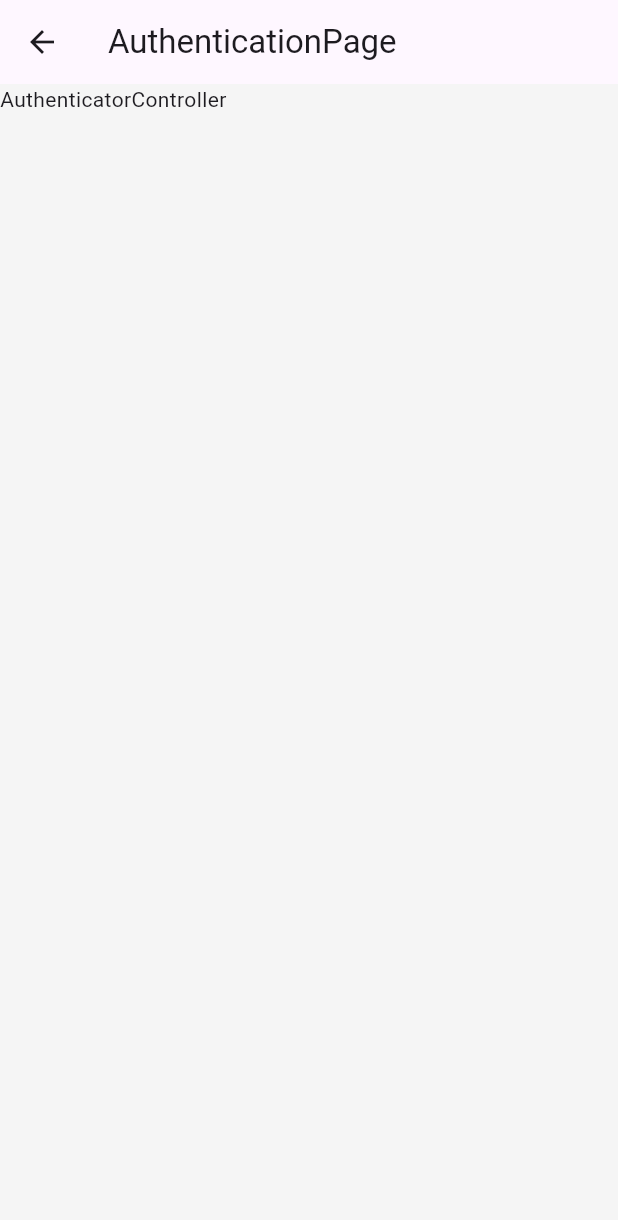
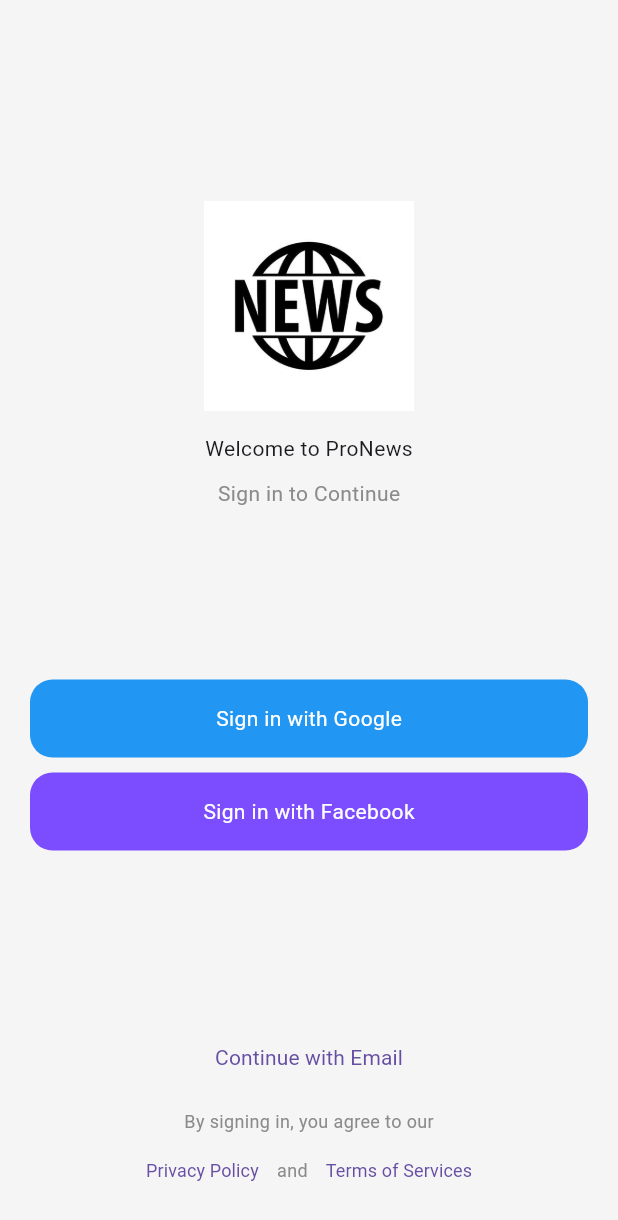
Before and after one commit to bylutass/News-App, a Flutter app: the AuthenticationPage screen opened by its route, on a phone screen of 412 x 824 dp. Shown: the top 1220 px of the screen. Run offline on Flutter 3.47's test engine with Material 3 defaults, Android fonts, the phone set to English and light mode, and no system bars; our stand-ins replace get, velocity_x; Roboto replaces fonts that are missing (Poppins-regular, Poppins-semiBold).

Commit message:
Login/Signin/HomePage
finished the design of the signin screen and added a guest login. From there, we moved to the Home page and I started designing the Home Page.

```diff
--- a/news_app/lib/controller/authentication_controller.dart
+++ b/news_app/lib/controller/authentication_controller.dart
@@ -1,9 +1,10 @@
 import 'package:get/get.dart';
+import '../res/routes/route_name.dart';
 
 class AuthenticationController extends GetxController {
   AuthenticationController();
 
-  final _obj = ''.obs;
-  set obj(value) => _obj.value = value;
-  get obj => _obj.value;
+  navigateToLogin() {
+    Get.toNamed(RouteName.login);
+  }
 }
--- /dev/null
+++ b/news_app/lib/controller/home_controller.dart
@@ -0,0 +1,18 @@
+import 'package:get/get.dart';
+
+class HomeController extends GetxController {
+  HomeController();
+
+  final _currentSelectedCategoryIndex = 0.obs;
+  get currentSelectedCategoryIndex => _currentSelectedCategoryIndex.value;
+  set currentSelectedCategoryIndex(value) =>
+      _currentSelectedCategoryIndex.value = value;
+
+  final _currentSwiperIndex = 0.obs;
+  get currentSwiperIndex => _currentSwiperIndex.value;
+  set currentSwiperIndex(value) => _currentSwiperIndex.value = value;
+
+  changeSwiperIndex(int value) {
+    currentSwiperIndex = value;
+  }
+}
--- /dev/null
+++ b/news_app/lib/controller/login_controller.dart
@@ -0,0 +1,16 @@
+import 'package:get/get.dart';
+import '../res/routes/route_name.dart';
+
+class LoginController extends GetxController {
+  LoginController();
+
+  navigateToSignup() {
+    Get.toNamed(RouteName.signup);
+  }
+
+  navigateAsGuest() {
+    Get.offAllNamed(RouteName.home);
+  }
+
+  onLoginPressed() {}
+}
--- /dev/null
+++ b/news_app/lib/controller/signup_controller.dart
@@ -0,0 +1,9 @@
+import 'package:get/get.dart';
+
+class SignupController extends GetxController {
+  SignupController();
+
+  navigateback() {
+    Get.back();
+  }
+}
--- a/news_app/lib/res/consts/colors.dart
+++ b/news_app/lib/res/consts/colors.dart
@@ -7,7 +7,7 @@ class AppColors {
       primaryButton = Color(0xff7C4DFF),
       secondaryButton = Color(0xff2196F3),
       background = Color(0xfff5f5f5),
-      white= Color(0xffffffff),
+      white = Color(0xffffffff),
       darkGrey = Color(0xffAFB4B8),
       icon = Color(0xff1f1f1f),
       sliderDot = Color(0xffAFB4B8),
--- a/news_app/lib/res/consts/consts.dart
+++ b/news_app/lib/res/consts/consts.dart
@@ -6,3 +6,4 @@ export './fonts.dart';
 export './strings.dart';
 export './styles.dart';
 export './variables.dart';
+export './colors.dart';
--- a/news_app/lib/res/consts/strings.dart
+++ b/news_app/lib/res/consts/strings.dart
@@ -12,7 +12,40 @@ class AppStrings {
       "Subscribe and get notified to all of our articles & share with your friends.";
   static const onBoardingDesc2 =
       "Bookmark, like & comment on your favorite articles and share on social media.";
-
   static String skip = "Skip";
   static String continueText = "Continue";
+
+  //authentication
+  static String welcome = "Welcome to ProNews";
+  static const signInToContinue = "Sign in to Continue";
+  static const signInGoogle = "Sign in with Google";
+  static const signInFB = "Sign in with Facebook";
+  static const dontHaveAccount = "Don't have an aaccount?";
+  static const continueWithEmail = "Continue with Email";
+  static const privacyPolicyTermsCondition = "By signing in, you agree to our";
+  static const privacyPolicy = "Privacy Policy";
+  static const termsConditions = "Terms of Services";
+
+  //Login
+  static String login = "Login";
+  static const followSimple = "Follow the simple steps";
+  static const email = "Email Address";
+  static const emailDef = "username@email.com";
+  static const password = "Password";
+  static const passwordDef = "*******";
+
+  //signup
+  static String signup = "Signup";
+  static const nameDef = "Abdullah Ulutas";
+  static const name = "Name";
+  static const alreadyHaveAccount = "Already have an account?";
+
+  static String continueAsGuest = "Continue as guest";
+
+  //home
+  static const explore = "explore";
+  static const entertainment = "entertainment";
+  static const sports = "sports";
+  static const politics = "politics";
+  static const travel = "travel";
 }
--- a/news_app/lib/res/routes/route_name.dart
+++ b/news_app/lib/res/routes/route_name.dart
@@ -1,5 +1,8 @@
 class RouteName {
   static const splash = "/",
       onboarding = "/onboarding",
-      authentication = "/authentication";
+      authentication = "/authentication",
+      login = "/login",
+      signup = "/signup",
+      home = "/home";
 }
--- a/news_app/lib/res/routes/routes.dart
+++ b/news_app/lib/res/routes/routes.dart
@@ -1,13 +1,19 @@
 import 'package:news_app/controller/authentication_controller.dart';
+import 'package:news_app/controller/home_controller.dart';
 import 'package:news_app/controller/onboarding_controller.dart';
+import 'package:news_app/controller/signup_controller.dart';
 import 'package:news_app/res/routes/route_name.dart';
 import 'package:get/get.dart';
 import 'package:news_app/views/authentication_page.dart';
+import 'package:news_app/views/home_page.dart';
+import 'package:news_app/views/login_page.dart';
 //import 'package:get/get_navigation/src/routes/get_route.dart';
 //import '../../controller/onboarding_controller.dart';
 import 'package:news_app/views/onboarding_page.dart';
+import 'package:news_app/views/signup_page.dart';
 import '../../controller/splash_controller.dart';
 import '../../views/splash_page.dart';
+import '../../controller/login_controller.dart';
 
 class AppRoutes {
   static getRoutes() => [
@@ -23,8 +29,23 @@ class AppRoutes {
         ),
         GetPage(
           name: RouteName.authentication,
-          page: () => AuthenticationPage(),
+          page: () => const AuthenticationPage(),
           binding: BindingsBuilder.put(() => AuthenticationController()),
+        ),
+        GetPage(
+          name: RouteName.login,
+          page: () => const LoginPage(),
+          binding: BindingsBuilder.put(() => LoginController()),
+        ),
+        GetPage(
+          name: RouteName.signup,
+          page: () => const SignupPage(),
+          binding: BindingsBuilder.put(() => SignupController()),
+        ),
+        GetPage(
+          name: RouteName.home,
+          page: () => const HomePage(),
+          binding: BindingsBuilder.put(() => HomeController()),
         )
       ];
 }
--- a/news_app/lib/views/authentication_page.dart
+++ b/news_app/lib/views/authentication_page.dart
@@ -1,5 +1,8 @@
-import 'package:flutter/material.dart';
+//import 'package:flutter/material.dart';
 import 'package:get/get.dart';
+//import 'package:news_app/res/consts/assets.dart';
+import 'package:news_app/res/consts/consts.dart';
+import 'package:velocity_x/velocity_x.dart';
 import '../controller/authentication_controller.dart';
 
 class AuthenticationPage extends GetView<AuthenticationController> {
@@ -8,7 +11,101 @@ class AuthenticationPage extends GetView<AuthenticationController> {
   @override
   Widget build(BuildContext context) {
     return Scaffold(
-        appBar: AppBar(title: const Text('AuthenticationPage')),
-        body: const SafeArea(child: Text('AuthenticatorController')));
+      body: Container(
+        alignment: Alignment.center,
+        padding: const EdgeInsets.all(20.0),
+        child: Column(
+          children: [
+            const Spacer(),
+            Image.asset(
+              AppAssets.logo,
+              width: 140,
+            ),
+            15.heightBox,
+            Text(
+              AppStrings.welcome,
+              style: AppStyles.semiBold(),
+            ),
+            10.heightBox,
+            Text(
+              AppStrings.signInToContinue,
+              style: AppStyles.regular(color: AppColors.secondaryText),
+            ),
+            const Spacer(),
+            VxBox(
+              child: Text(
+                AppStrings.signInGoogle,
+                style: AppStyles.regular(color: AppColors.white),
+              ),
+            )
+                .width(context.screenWidth - 20)
+                .color(AppColors.secondaryButton)
+                .padding(
+                    const EdgeInsets.symmetric(horizontal: 16, vertical: 16))
+                .rounded
+                .alignment(Alignment.center)
+                .make(),
+            10.heightBox,
+            VxBox(
+              child: Text(
+                AppStrings.signInFB,
+                style: AppStyles.regular(color: AppColors.white),
+              ),
+            )
+                .width(context.screenWidth - 20)
+                .color(AppColors.primaryButton)
+                .padding(
+                    const EdgeInsets.symmetric(horizontal: 16, vertical: 16))
+                .rounded
+                .alignment(Alignment.center)
+                .make(),
+            const Spacer(),
+            TextButton(
+              onPressed: () {
+                controller.navigateToLogin();
+              },
+              child: Text(
+                AppStrings.continueWithEmail,
+                style: AppStyles.regular(
+                  size: 14,
+                ),
+              ),
+            ),
+            10.heightBox,
+            Text(
+              AppStrings.privacyPolicyTermsCondition,
+              style: AppStyles.regular(
+                color: AppColors.secondaryText,
+                size: 12,
+              ),
+            ),
+            Row(
+              mainAxisAlignment: MainAxisAlignment.center,
+              children: [
+                TextButton(
+                  onPressed: () {},
+                  child: Text(
+                    AppStrings.privacyPolicy,
+                    style: AppStyles.regular(size: 12),
+                  ),
+                ),
+                Text(
+                  "and",
+                  style: AppStyles.regular(
+                      size: 12, color: AppColors.secondaryText),
+                ),
+                TextButton(
+                  onPressed: () {},
+                  child: Text(
+                    AppStrings.termsConditions,
+                    style: AppStyles.regular(size: 12),
+                  ),
+                ),
+              ],
+            ),
+          ],
+        ),
+      ),
+    );
   }
 }
--- a/news_app/lib/views/onboarding_page.dart
+++ b/news_app/lib/views/onboarding_page.dart
@@ -1,6 +1,6 @@
 //import 'package:flutter/material.dart';
 import 'package:get/get.dart';
-import 'package:news_app/res/consts/colors.dart';
+//import 'package:news_app/res/consts/colors.dart';
 import 'package:news_app/res/consts/consts.dart';
 import 'package:velocity_x/velocity_x.dart';
 import '../controller/onboarding_controller.dart';
```
Also changed, not shown: news_app/lib/main.dart (+9 -1 lines), news_app/lib/views/home_page.dart (added, +176 -0 lines), news_app/lib/views/login_page.dart (added, +86 -0 lines), news_app/lib/views/signup_page.dart (added, +81 -0 lines), news_app/lib/widgets/custom_textfield.dart (added, +45 -0 lines), news_app/assets/icons/lock.png (added), news_app/assets/icons/lock_open.png (added), news_app/assets/icons/notifications_outlined.png (added), news_app/assets/icons/search_sharp.png (added).
